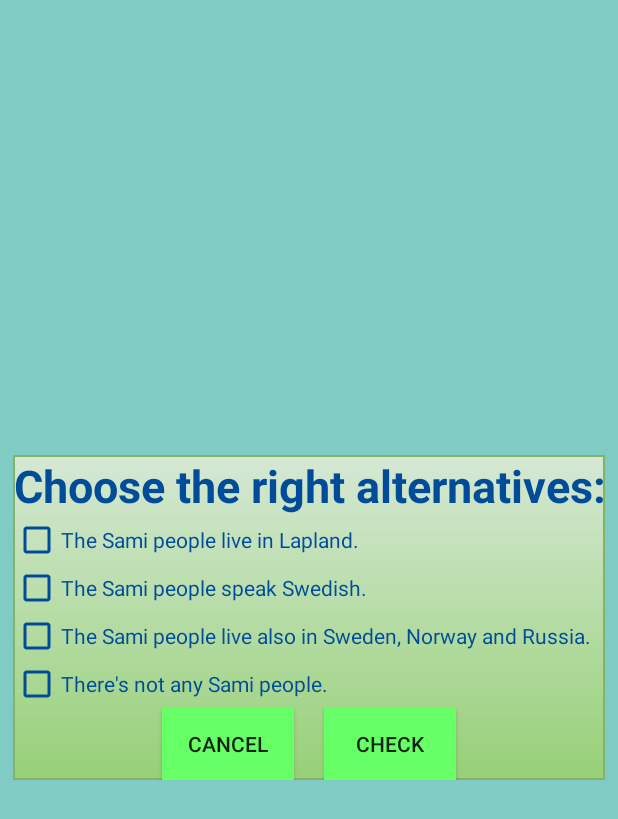
After one commit to areee/TravelFinland, an Android app: the layout lapland_exercise2_layout.xml on its own in the app's theme, with its tools: preview values and no code run, on a phone screen of 412 x 824 dp. The commit adds this screen. Shown: the top 819 px of the screen. Run offline under Robolectric (Android 15) with nearby library versions, the phone set to English and light mode, and no system bars.

Commit message:
new stuff in app

```diff
--- /dev/null
+++ b/TravelFinland/app/src/main/res/layout/lapland_exercise2_layout.xml
@@ -0,0 +1,97 @@
+<?xml version="1.0" encoding="utf-8"?>
+<LinearLayout xmlns:android="http://schemas.android.com/apk/res/android"
+    xmlns:tools="http://schemas.android.com/tools"
+    android:orientation="vertical"
+    android:layout_width="match_parent"
+    android:layout_height="match_parent"
+    android:gravity="center"
+    android:background="@color/accent_material_dark"
+    tools:context=".ExerciseActivity">
+
+    <FrameLayout
+        android:layout_width="wrap_content"
+        android:layout_height="wrap_content"
+        android:background="@drawable/gradient">
+
+        <LinearLayout
+            android:layout_width="fill_parent"
+            android:layout_height="fill_parent"
+            android:orientation="vertical"
+            android:gravity="center">
+
+            <TextView
+                android:id="@+id/exercise2_text"
+                android:layout_width="wrap_content"
+                android:layout_height="wrap_content"
+                android:text="@string/choose_right_alternatives_text"
+                android:textSize="30sp"
+                android:textStyle="bold"
+                android:textColor="#ff004c99"
+                android:gravity="center" />
+
+            <CheckBox
+                android:id="@+id/checkbox1"
+                android:layout_width="wrap_content"
+                android:layout_height="wrap_content"
+                android:text="@string/lapland_exercise2_alternative1"
+                android:textColor="#ff004c99"
+                android:buttonTint="#ff004c99"
+                android:layout_gravity="left" />
+
+            <CheckBox
+                android:id="@+id/checkbox2"
+                android:layout_width="wrap_content"
+                android:layout_height="wrap_content"
+                android:text="@string/lapland_exercise2_alternative2"
+                android:textColor="#ff004c99"
+                android:buttonTint="#ff004c99"
+                android:layout_gravity="left" />
+
+            <CheckBox
+                android:id="@+id/checkbox3"
+                android:layout_width="wrap_content"
+                android:layout_height="wrap_content"
+                android:text="@string/lapland_exercise2_alternative3"
+                android:textColor="#ff004c99"
+                android:buttonTint="#ff004c99"
+                android:layout_gravity="left" />
+
+            <CheckBox
+                android:id="@+id/checkbox4"
+                android:layout_width="wrap_content"
+                android:layout_height="wrap_content"
+                android:text="@string/lapland_exercise2_alternative4"
+                android:textColor="#ff004c99"
+                android:buttonTint="#ff004c99"
+                android:layout_gravity="left" />
+
+            <RelativeLayout
+                android:layout_width="match_parent"
+                android:layout_height="wrap_content"
+                android:gravity="center">
+
+                <Button
+                    android:id="@+id/cancel_button"
+                    android:layout_width="wrap_content"
+                    android:layout_height="wrap_content"
+                    android:text="@string/cancel_button"
+                    android:background="#ff66ff66"
+                    android:layout_marginRight="10sp" />
+
+                <Button
+                    android:id="@+id/check_button"
+                    android:layout_width="wrap_content"
+                    android:layout_height="wrap_content"
+                    android:layout_toRightOf="@id/cancel_button"
+                    android:layout_marginLeft="10sp"
+                    android:background="#ff66ff66"
+                    android:text="@string/check_button" />
+
+            </RelativeLayout>
+
+        </LinearLayout>
+
+
+    </FrameLayout>
+
+</LinearLayout>
--- a/TravelFinland/app/src/main/res/layout/exercise_layout.xml
+++ b/TravelFinland/app/src/main/res/layout/test_exercise_layout.xml
@@ -5,7 +5,7 @@
     android:layout_height="fill_parent"
     android:orientation="vertical"
     android:gravity="center"
-    android:background="#ff5e5e5e">
+    android:background="@color/accent_material_dark">
     <!--#ff5e5e5e-->
     <!--@color/accent_material_dark-->
     <!--android:animateLayoutChanges="true"-->
--- a/TravelFinland/app/src/main/res/values/strings.xml
+++ b/TravelFinland/app/src/main/res/values/strings.xml
@@ -37,7 +37,7 @@
     <string name="oulu_exercise1_alternative2">Oulu city is located in the shore of Gulf of Bothnia.</string>
     <string name="oulu_exercise1_alternative3">The biggest airport of the land is located in Oulu.</string>
     <string name="oulu_exercise1_alternative4">It\'s spoken only Sami in Oulu.</string>
-    <string name="lapland_exercise1_text">Write a list of things that you believe to need in a journey.</string>
+    <string name="lapland_exercise1_text">Write a list of things that you believe you need in a journey.</string>
     <string name="oulu_exercise2_text">Write a postcard about your trip. There must be at least 3 chapters in the card. Remember to write adressee\'s name and address.</string>
     <string name="oulu_exercise2_info_text" translatable="false">Vykort kan man skicka till personer som fyller år eller har namnsdag, men vanligast är att man skickar julkort, för att önska varandra en god jul, eller ett koort från när man är och reser. För att kunna skicka kortet måste man komma ihåg att skriva mottagarens namn och adress på kortets baksida. I kortet kan man skriva att vad har man gjort på resan, var man reser och vad man tycker om resan.</string>
     <string name="rovaniemi_city_name" translatable="false">Rovaniemi</string>
```
Also changed, not shown: TravelFinland/app/src/main/AndroidManifest.xml (+14 -1 lines), TravelFinland/app/src/main/java/areee/travelfinland/ExerciseActivity.java (added, +24 -0 lines), TravelFinland/app/src/main/java/areee/travelfinland/LaplandActivity.java (+32 -2 lines), TravelFinland/app/src/main/java/areee/travelfinland/MainActivity.java (+11 -40 lines), TravelFinland/app/src/main/res/drawable/border.xml (added, +7 -0 lines), TravelFinland/app/src/main/res/layout/lapland_city_layout.xml (+9 -6 lines), TravelFinland/app/src/main/res/layout/lapland_exercise1_layout.xml (added, +76 -0 lines), TravelFinland/app/src/main/res/layout/lapland_exercise3_layout.xml (added, +106 -0 lines), TravelFinland/app/src/main/res/layout/oulu_exercise1_layout.xml (added, +104 -0 lines), TravelFinland/app/src/main/res/layout/oulu_exercise2_layout.xml (added, +117 -0 lines), 2 other files.
